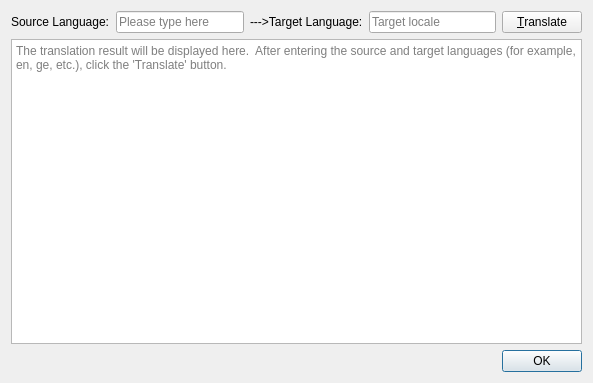
The window that gtranslatedialog.ui (enjoysoftware/cute-light-text-previewer) describes before a commit, drawn with Qt 5.
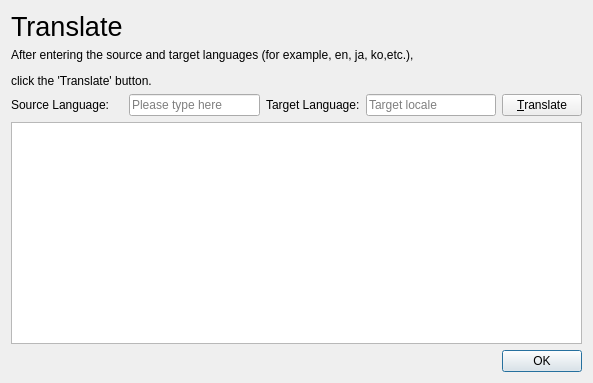
The same window after the commit.

Commit message: Update translate dialog

Patch:
```diff
--- a/gtranslatedialog.ui
+++ b/gtranslatedialog.ui
@@ -14,7 +14,27 @@
    <string>Translate...</string>
   </property>
   <layout class="QGridLayout" name="gridLayout">
-   <item row="0" column="3">
+   <item row="2" column="2">
+    <widget class="QLabel" name="targetLang_label">
+     <property name="text">
+      <string>Target Language:</string>
+     </property>
+    </widget>
+   </item>
+   <item row="4" column="0" colspan="5">
+    <widget class="QDialogButtonBox" name="closeButton">
+     <property name="orientation">
+      <enum>Qt::Horizontal</enum>
+     </property>
+     <property name="standardButtons">
+      <set>QDialogButtonBox::Ok</set>
+     </property>
+     <property name="centerButtons">
+      <bool>false</bool>
+     </property>
+    </widget>
+   </item>
+   <item row="2" column="3">
     <widget class="QLineEdit" name="targetLangBox">
      <property name="readOnly">
       <bool>false</bool>
@@ -24,51 +44,50 @@
      </property>
     </widget>
    </item>
-   <item row="0" column="2">
-    <widget class="QLabel" name="targetLang_label">
-     <property name="text">
-      <string>---&gt;Target Language:</string>
+   <item row="0" column="0">
+    <widget class="QLabel" name="translabel">
+     <property name="font">
+      <font>
+       <pointsize>20</pointsize>
+      </font>
      </property>
-    </widget>
-   </item>
-   <item row="0" column="4">
-    <widget class="QPushButton" name="translateButton">
      <property name="text">
-      <string>&amp;Translate</string>
+      <string>Translate</string>
      </property>
     </widget>
    </item>
-   <item row="0" column="1">
+   <item row="2" column="1">
     <widget class="QLineEdit" name="sourceLangBox">
      <property name="placeholderText">
       <string>Please type here</string>
      </property>
     </widget>
    </item>
-   <item row="0" column="0">
+   <item row="2" column="0">
     <widget class="QLabel" name="sourceLang_label">
      <property name="text">
       <string>Source Language:</string>
      </property>
     </widget>
    </item>
-   <item row="1" column="0" colspan="5">
+   <item row="2" column="4">
+    <widget class="QPushButton" name="translateButton">
+     <property name="text">
+      <string>&amp;Translate</string>
+     </property>
+    </widget>
+   </item>
+   <item row="3" column="0" colspan="5">
     <widget class="QTextBrowser" name="translatedText">
      <property name="placeholderText">
-      <string>The translation result will be displayed here.  After entering the source and target languages (for example, en, ge, etc.), click the 'Translate' button.</string>
+      <string/>
      </property>
     </widget>
    </item>
-   <item row="2" column="0" colspan="5">
-    <widget class="QDialogButtonBox" name="closeButton">
-     <property name="orientation">
-      <enum>Qt::Horizontal</enum>
-     </property>
-     <property name="standardButtons">
-      <set>QDialogButtonBox::Ok</set>
-     </property>
-     <property name="centerButtons">
-      <bool>false</bool>
+   <item row="1" column="0" colspan="5">
+    <widget class="QLabel" name="explainlabel">
+     <property name="text">
+      <string>&lt;html&gt;&lt;head/&gt;&lt;body&gt;&lt;p&gt;After entering the source and target languages (for example, en, ja, ko,etc.),&lt;/p&gt;&lt;p&gt;click the 'Translate' button.&lt;/p&gt;&lt;/body&gt;&lt;/html&gt;</string>
      </property>
     </widget>
    </item>
```
